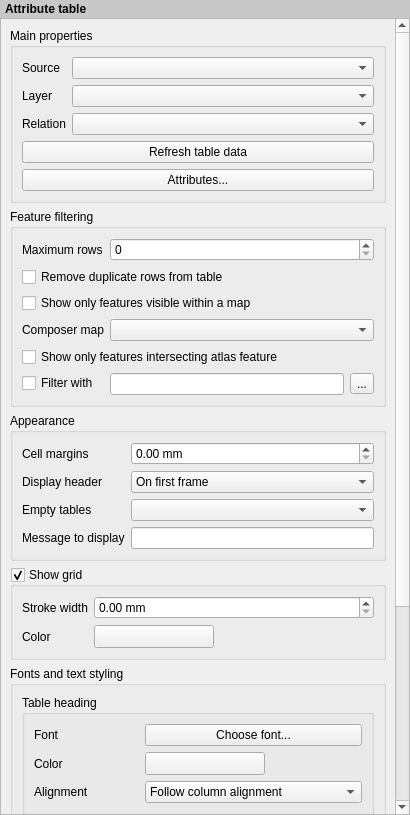
Above: src/ui/qgscomposerattributetablewidgetbase.ui from carsmie/QGIS before the change. Below: the same form after it.
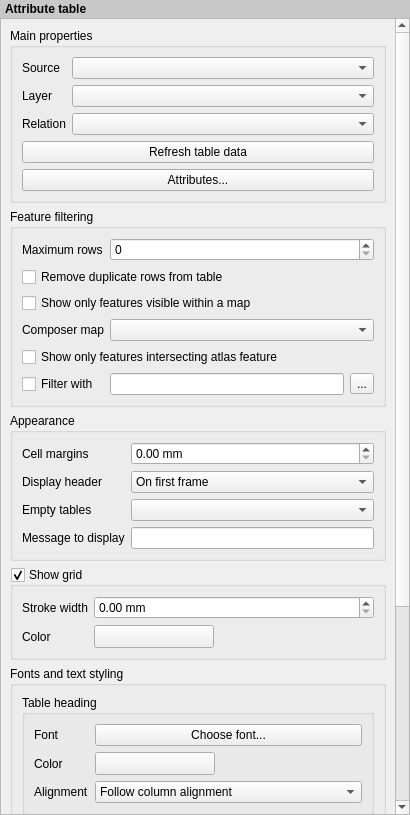
That is the form after the change. Icons and pictures are not drawn. Custom widgets are drawn as their Qt base class.

Commit message: [composer] Item widget layout tweaks for windows

The edit to the form file:
```diff
--- a/src/ui/qgscomposerattributetablewidgetbase.ui
+++ b/src/ui/qgscomposerattributetablewidgetbase.ui
@@ -46,8 +46,8 @@
        <rect>
         <x>0</x>
         <y>0</y>
-        <width>392</width>
-        <height>1132</height>
+        <width>391</width>
+        <height>968</height>
        </rect>
       </property>
       <layout class="QVBoxLayout" name="mainLayout">
@@ -137,7 +137,7 @@
          <property name="collapsed" stdset="0">
           <bool>false</bool>
          </property>
-         <layout class="QFormLayout" name="formLayout_3">
+         <layout class="QGridLayout" name="gridLayout_5">
           <item row="0" column="0">
            <widget class="QLabel" name="mMaxNumFeaturesLabel">
             <property name="text">
@@ -394,7 +394,71 @@
              <string>Table heading</string>
             </property>
             <layout class="QGridLayout" name="gridLayout">
-             <item row="5" column="1" colspan="2">
+             <item row="0" column="0">
+              <widget class="QLabel" name="label_5">
+               <property name="text">
+                <string>Font</string>
+               </property>
+              </widget>
+             </item>
+             <item row="0" column="1">
+              <widget class="QPushButton" name="mHeaderFontPushButton">
+               <property name="text">
+                <string>Choose font...</string>
+               </property>
+              </widget>
+             </item>
+             <item row="1" column="0">
+              <widget class="QLabel" name="label_3">
+               <property name="text">
+                <string>Color</string>
+               </property>
+              </widget>
+             </item>
+             <item row="1" column="1">
+              <layout class="QHBoxLayout" name="horizontalLayout_3">
+               <item>
+                <widget class="QgsColorButtonV2" name="mHeaderFontColorButton">
+                 <property name="minimumSize">
+                  <size>
+                   <width>120</width>
+                   <height>0</height>
+                  </size>
+                 </property>
+                 <property name="maximumSize">
+                  <size>
+                   <width>120</width>
+                   <height>16777215</height>
+                  </size>
+                 </property>
+                 <property name="text">
+                  <string/>
+                 </property>
+                </widget>
+               </item>
+               <item>
+                <spacer name="horizontalSpacer_2">
+                 <property name="orientation">
+                  <enum>Qt::Horizontal</enum>
+                 </property>
+                 <property name="sizeHint" stdset="0">
+                  <size>
+                   <width>40</width>
+                   <height>20</height>
+                  </size>
+                 </property>
+                </spacer>
+               </item>
+              </layout>
+             </item>
+             <item row="2" column="0">
+              <widget class="QLabel" name="label_2">
+               <property name="text">
+                <string>Alignment</string>
+               </property>
+              </widget>
+             </item>
+             <item row="2" column="1">
               <widget class="QComboBox" name="mHeaderHAlignmentComboBox">
                <property name="sizePolicy">
                 <sizepolicy hsizetype="Expanding" vsizetype="Fixed">
@@ -424,53 +488,6 @@
                </item>
               </widget>
              </item>
-             <item row="5" column="0">
-              <widget class="QLabel" name="label_2">
-               <property name="text">
-                <string>Alignment</string>
-               </property>
-              </widget>
-             </item>
-             <item row="4" column="0">
-              <widget class="QLabel" name="label_3">
-               <property name="text">
-                <string>Color</string>
-               </property>
-              </widget>
-             </item>
-             <item row="2" column="0">
-              <widget class="QLabel" name="label_5">
-               <property name="text">
-                <string>Font</string>
-               </property>
-              </widget>
-             </item>
-             <item row="2" column="1" colspan="2">
-              <widget class="QPushButton" name="mHeaderFontPushButton">
-               <property name="text">
-                <string>Choose font...</string>
-               </property>
-              </widget>
-             </item>
-             <item row="4" column="1" colspan="2">
-              <widget class="QgsColorButtonV2" name="mHeaderFontColorButton">
-               <property name="minimumSize">
-                <size>
-                 <width>120</width>
-                 <height>0</height>
-                </size>
-               </property>
-               <property name="maximumSize">
-                <size>
-                 <width>120</width>
-                 <height>16777215</height>
-                </size>
-               </property>
-               <property name="text">
-                <string/>
-               </property>
-              </widget>
-             </item>
             </layout>
            </widget>
           </item>
```
Left out of the diff: 119 changed lines with no effect on the pictures. Lines whose indentation alone changed are shown as unchanged. The commit also changes 9 other files.
